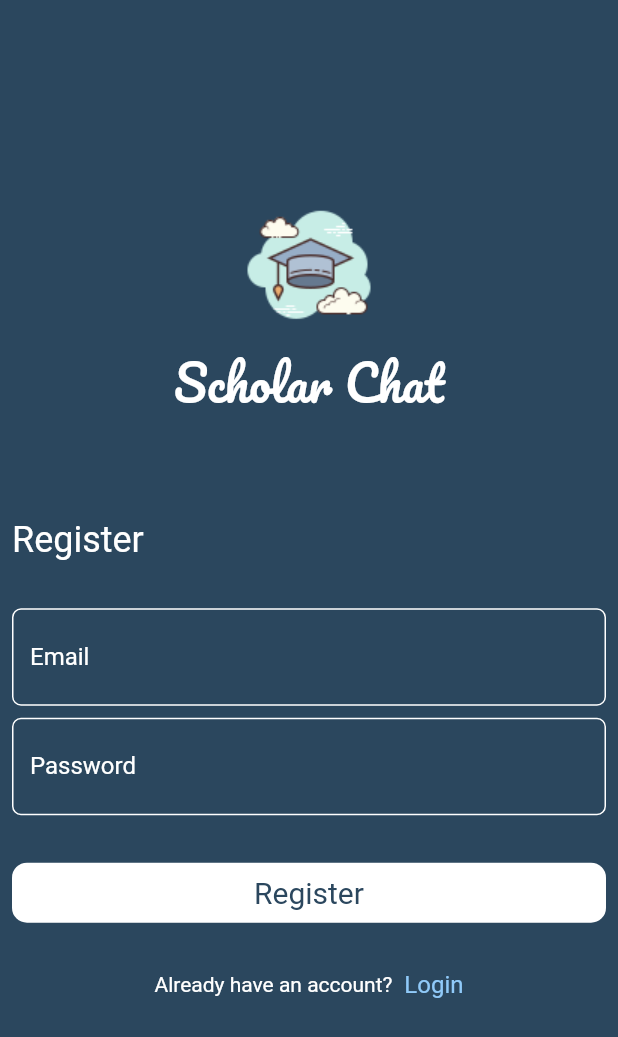
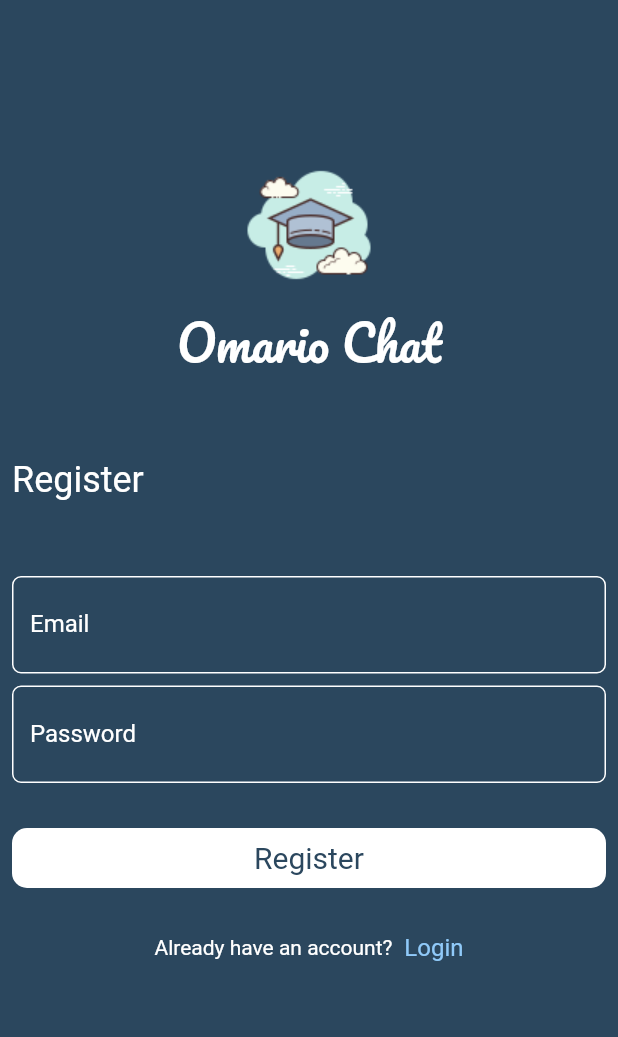
Before and after one commit to OmarAmeer96/Chat-App, a Flutter app: the screen it shows after launch, after a tap on "Register", on a phone screen of 412 x 824 dp. Shown: the top 1037 px of the screen. Run offline on Flutter 3.47's test engine with Material 2 defaults, Android fonts, the phone set to English and light mode, and no system bars.

Commit message:
6th Commit

```diff
--- a/lib/main.dart
+++ b/lib/main.dart
@@ -13,8 +13,8 @@ class ScholarChat extends StatelessWidget {
   Widget build(BuildContext context) {
     return MaterialApp(
       routes: {
-        'LoginScreen': (context) => const LoginScreen(),
-        'RegisterScreen': (context) => const RegisterScreen(),
+        LoginScreen.id: (context) => const LoginScreen(),
+        RegisterScreen.id: (context) => const RegisterScreen(),
       },
       debugShowCheckedModeBanner: false,
       initialRoute: 'LoginScreen',
--- a/lib/screens/login_screen.dart
+++ b/lib/screens/login_screen.dart
@@ -7,26 +7,39 @@ import 'package:flutter/material.dart';
 class LoginScreen extends StatelessWidget {
   const LoginScreen({super.key});
 
+  static String id = 'LoginScreen';
+
   @override
   Widget build(BuildContext context) {
     return Scaffold(
       backgroundColor: kPrimaryColor,
       body: Padding(
         padding: const EdgeInsets.symmetric(horizontal: 8),
-        child: Column(
-          mainAxisAlignment: MainAxisAlignment.center,
+        child: ListView(
           children: [
-            const Spacer(flex: 4),
-            Image.asset('assets/images/scholar.png'),
-            const Text(
-              'Scholar Chat',
-              style: TextStyle(
-                fontSize: 32,
-                fontFamily: 'Pacifico',
-                color: Colors.white,
-              ),
+            const SizedBox(
+              height: 100,
             ),
-            const Spacer(flex: 2),
+            Image.asset(
+              'assets/images/scholar.png',
+              height: 100,
+            ),
+            Row(
+              mainAxisAlignment: MainAxisAlignment.center,
+              children: const [
+                Text(
+                  'Omario Chat',
+                  style: TextStyle(
+                    fontSize: 32,
+                    fontFamily: 'Pacifico',
+                    color: Colors.white,
+                  ),
+                ),
+              ],
+            ),
+            const SizedBox(
+              height: 50,
+            ),
             Row(
               children: const [
                 Text(
@@ -38,7 +51,9 @@ class LoginScreen extends StatelessWidget {
                 ),
               ],
             ),
-            const Spacer(flex: 1),
+            const SizedBox(
+              height: 50,
+            ),
             Padding(
               padding: const EdgeInsets.only(bottom: 8),
               child: CustomTextField(
@@ -50,9 +65,13 @@ class LoginScreen extends StatelessWidget {
               hintText: 'Enter your Password',
               labelText: 'Password',
             ),
-            const Spacer(flex: 1),
+            const SizedBox(
+              height: 30,
+            ),
             CustomButton(text: 'Login'),
-            const Spacer(flex: 1),
+            const SizedBox(
+              height: 30,
+            ),
             Row(
               mainAxisAlignment: MainAxisAlignment.center,
               children: [
@@ -64,7 +83,7 @@ class LoginScreen extends StatelessWidget {
                 ),
                 GestureDetector(
                   onTap: () {
-                    Navigator.pushNamed(context, 'RegisterScreen');
+                    Navigator.pushNamed(context, RegisterScreen.id);
                   },
                   child: Text(
                     '  Register',
@@ -76,7 +95,6 @@ class LoginScreen extends StatelessWidget {
                 )
               ],
             ),
-            const Spacer(flex: 5),
           ],
         ),
       ),
--- a/lib/screens/register_screen.dart
+++ b/lib/screens/register_screen.dart
@@ -8,26 +8,39 @@ import '../widgets/custom_text_field.dart';
 class RegisterScreen extends StatelessWidget {
   const RegisterScreen({super.key});
 
+  static String id = 'RegisterScreen';
+
   @override
   Widget build(BuildContext context) {
     return Scaffold(
       backgroundColor: kPrimaryColor,
       body: Padding(
         padding: const EdgeInsets.symmetric(horizontal: 8),
-        child: Column(
-          mainAxisAlignment: MainAxisAlignment.center,
+        child: ListView(
           children: [
-            const Spacer(flex: 4),
-            Image.asset('assets/images/scholar.png'),
-            const Text(
-              'Scholar Chat',
-              style: TextStyle(
-                fontSize: 32,
-                fontFamily: 'Pacifico',
-                color: Colors.white,
-              ),
+            const SizedBox(
+              height: 100,
             ),
-            const Spacer(flex: 2),
+            Image.asset(
+              'assets/images/scholar.png',
+              height: 100,
+            ),
+            Row(
+              mainAxisAlignment: MainAxisAlignment.center,
+              children: const [
+                Text(
+                  'Omario Chat',
+                  style: TextStyle(
+                    fontSize: 32,
+                    fontFamily: 'Pacifico',
+                    color: Colors.white,
+                  ),
+                ),
+              ],
+            ),
+            const SizedBox(
+              height: 50,
+            ),
             Row(
               children: const [
                 Text(
@@ -39,7 +52,9 @@ class RegisterScreen extends StatelessWidget {
                 ),
               ],
             ),
-            const Spacer(flex: 1),
+            const SizedBox(
+              height: 50,
+            ),
             Padding(
               padding: const EdgeInsets.only(bottom: 8),
               child: CustomTextField(
@@ -51,9 +66,13 @@ class RegisterScreen extends StatelessWidget {
               hintText: 'Enter your Password',
               labelText: 'Password',
             ),
-            const Spacer(flex: 1),
+            const SizedBox(
+              height: 30,
+            ),
             CustomButton(text: 'Register'),
-            const Spacer(flex: 1),
+            const SizedBox(
+              height: 30,
+            ),
             Row(
               mainAxisAlignment: MainAxisAlignment.center,
               children: [
@@ -77,7 +96,6 @@ class RegisterScreen extends StatelessWidget {
                 ),
               ],
             ),
-            const Spacer(flex: 5),
           ],
         ),
       ),
```
